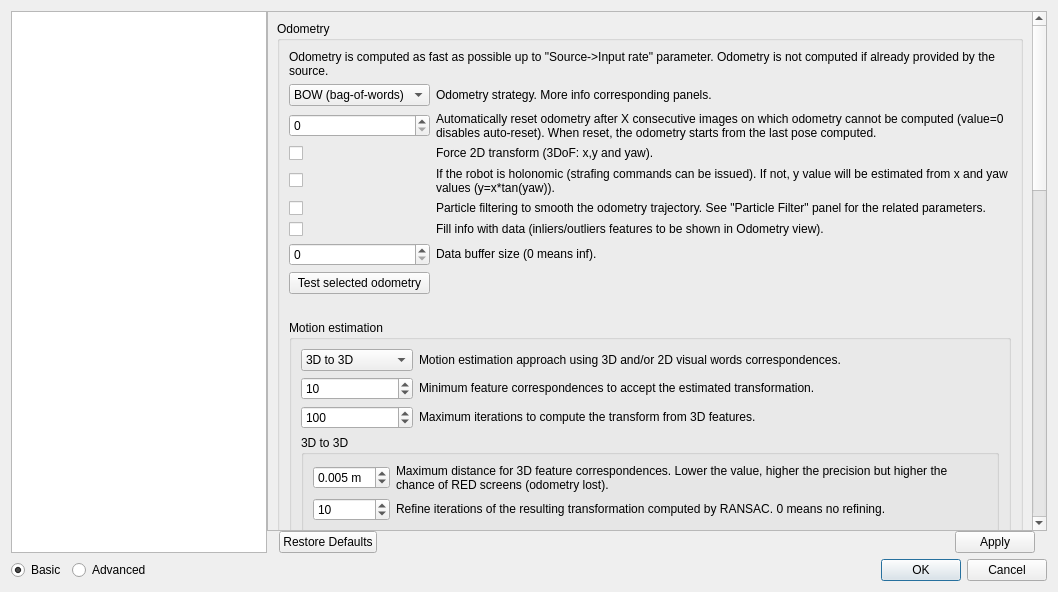
This is guilib/src/ui/preferencesDialog.ui in introlab/rtabmap as Qt 5 draws it before an edit. The edited form follows.
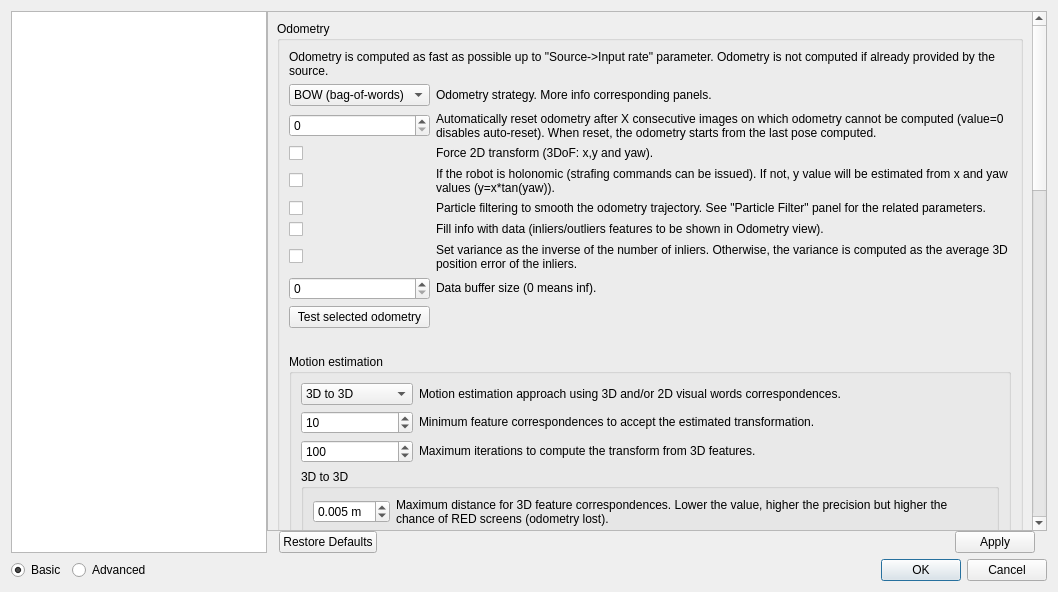
This is the edited form. The open tabs and pages were chosen to show the change. Icons and pictures are not drawn. Custom widgets are drawn as their Qt base class.

Commit message: Added Odom/VarianceFromInliersCount parameter (default false)

```diff
--- a/guilib/src/ui/preferencesDialog.ui
+++ b/guilib/src/ui/preferencesDialog.ui
@@ -63,9 +63,9 @@
           <property name="geometry">
            <rect>
             <x>0</x>
-            <y>-1094</y>
-            <width>760</width>
-            <height>1655</height>
+            <y>0</y>
+            <width>755</width>
+            <height>1715</height>
            </rect>
           </property>
           <layout class="QVBoxLayout" name="verticalLayout_16">
@@ -8476,7 +8476,7 @@
                         </property>
                        </widget>
                       </item>
-                      <item row="7" column="1">
+                      <item row="8" column="1">
                        <widget class="QLabel" name="label_232">
                         <property name="text">
                          <string>Data buffer size (0 means inf).</string>
@@ -8522,7 +8522,7 @@
                         </property>
                        </widget>
                       </item>
-                      <item row="7" column="0">
+                      <item row="8" column="0">
                        <widget class="QSpinBox" name="odom_dataBufferSize">
                         <property name="maximum">
                          <number>999999</number>
@@ -8584,13 +8584,33 @@
                         </property>
                        </widget>
                       </item>
-                      <item row="8" column="0">
+                      <item row="9" column="0">
                        <widget class="QPushButton" name="pushButton_testOdometry">
                         <property name="text">
                          <string>Test selected odometry</string>
                         </property>
                        </widget>
                       </item>
+                      <item row="7" column="1">
+                       <widget class="QLabel" name="label_261">
+                        <property name="text">
+                         <string>Set variance as the inverse of the number of inliers. Otherwise, the variance is computed as the average 3D position error of the inliers.</string>
+                        </property>
+                        <property name="wordWrap">
+                         <bool>true</bool>
+                        </property>
+                        <property name="textInteractionFlags">
+                         <set>Qt::LinksAccessibleByMouse|Qt::TextSelectableByMouse</set>
+                        </property>
+                       </widget>
+                      </item>
+                      <item row="7" column="0">
+                       <widget class="QCheckBox" name="odom_varianceFromInliersCount">
+                        <property name="text">
+                         <string/>
+                        </property>
+                       </widget>
+                      </item>
                      </layout>
                     </item>
                     <item>
```
Left out of the diff: 2 changed lines with no effect on the pictures. The commit also changes 6 other files.
